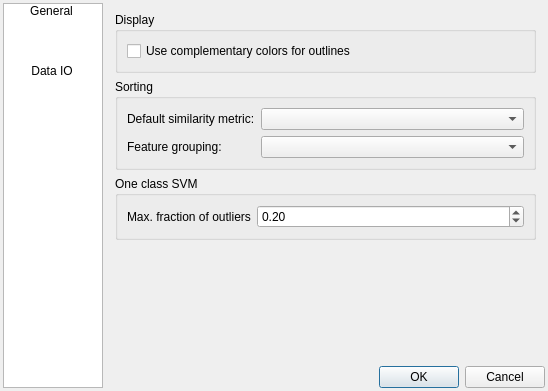
Old version of the form cat/gui/prefdialog.ui in the repository manerotoni/afw.
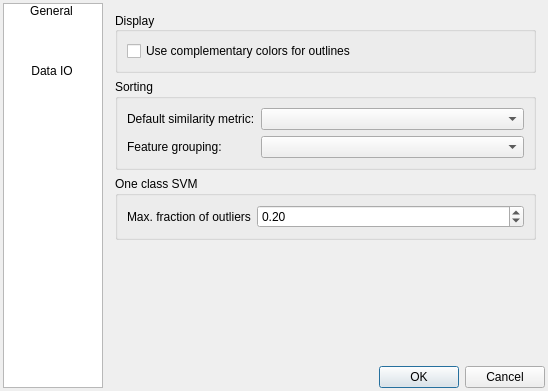
New version of the form. Icons and pictures are not drawn.

What changed in the file:
```diff
--- a/cat/gui/prefdialog.ui
+++ b/cat/gui/prefdialog.ui
@@ -98,6 +98,15 @@
            <property name="title">
             <string>Display</string>
            </property>
+           <property name="alignment">
+            <set>Qt::AlignLeading|Qt::AlignLeft|Qt::AlignVCenter</set>
+           </property>
+           <property name="flat">
+            <bool>false</bool>
+           </property>
+           <property name="checkable">
+            <bool>false</bool>
+           </property>
            <layout class="QHBoxLayout" name="horizontalLayout_4">
             <item>
              <widget class="QCheckBox" name="complementary_colors">
```
Left out of the diff: 4 changed lines with no effect on the pictures.
